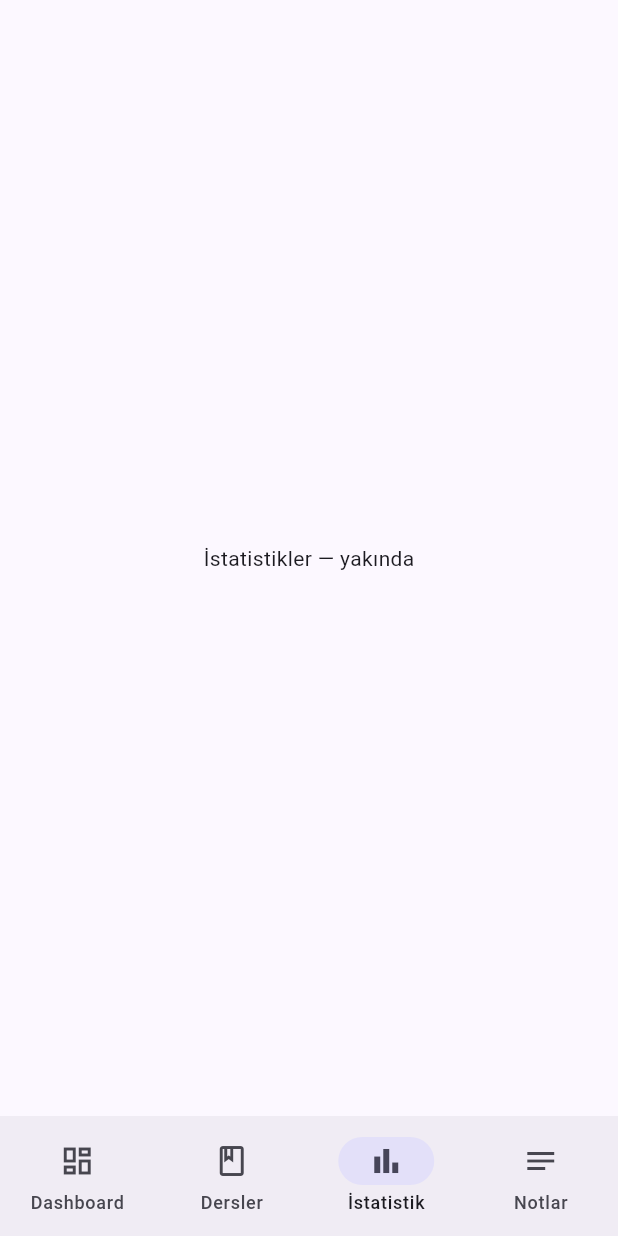
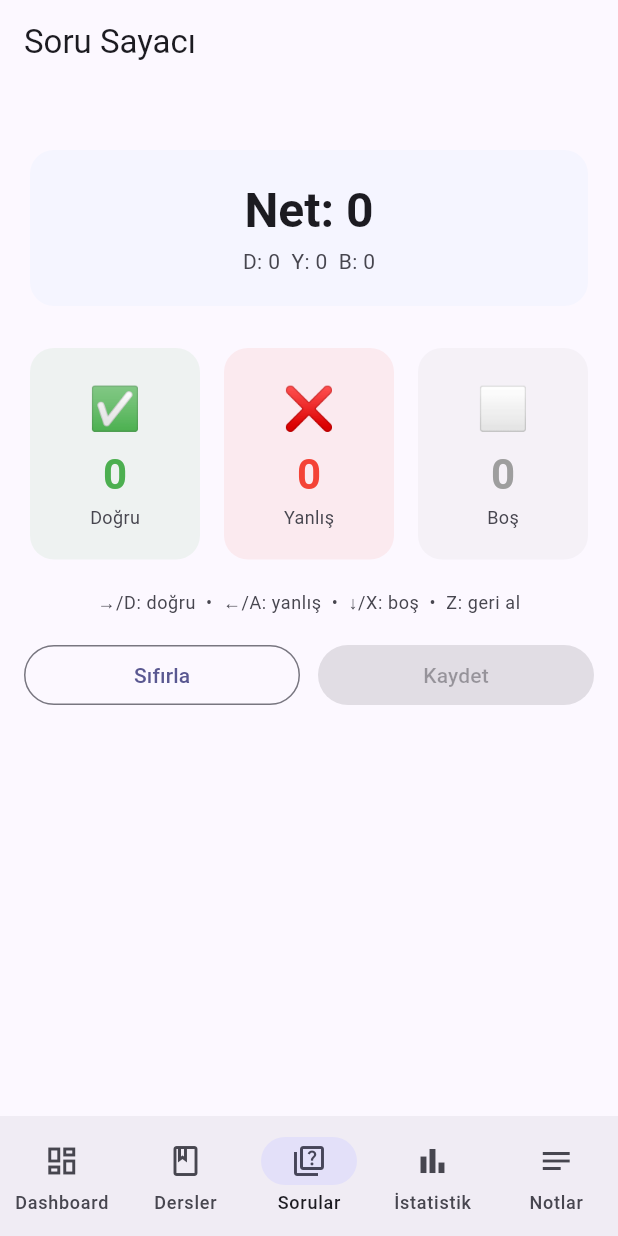
Before and after one commit to omerbayar/study-buddy-for-my-buddies, a Flutter app: the screen it shows after launch, item 3 of the bottom bar chosen, on a phone screen of 412 x 824 dp. Run offline on Flutter 3.47's test engine with Material 3 defaults, Android fonts, the phone set to English and light mode, and no system bars; our stand-ins replace hive, hive_flutter; accounts and stored records are empty.

Commit message:
feat: question counter with keyboard shortcuts
QuestionsPanel: subject selector, live net calculation (correct - wrong/4),
doğru/yanlış/boş counter buttons with long-press to decrement, save to Hive.
Today's saved logs shown below. Keyboard: →/D=doğru, ←/A=yanlış, ↓/X=boş,
Z=undo last. Added as 3rd tab in navigation.

Co-Authored-By: Claude Sonnet 4.6 <noreply@anthropic.com>

```diff
--- a/lib/main.dart
+++ b/lib/main.dart
@@ -8,6 +8,7 @@ import 'providers/timer_provider.dart';
 import 'repositories/study_repository.dart';
 import 'screens/dashboard_screen.dart';
 import 'screens/notes_screen.dart';
+import 'screens/questions_screen.dart';
 import 'screens/stats_screen.dart';
 import 'screens/subjects_screen.dart';
 import 'widgets/adaptive_scaffold.dart';
@@ -64,6 +65,11 @@ class HomeShell extends StatelessWidget {
           body: const SubjectsScreen(),
         ),
         NavDestinationConfig(
+          label: 'Sorular',
+          icon: const Icon(Icons.quiz_outlined),
+          body: const QuestionsPanel(),
+        ),
+        NavDestinationConfig(
           label: 'İstatistik',
           icon: const Icon(Icons.bar_chart_outlined),
           body: const StatsScreen(),
--- /dev/null
+++ b/lib/screens/questions_screen.dart
@@ -0,0 +1,310 @@
+import 'package:flutter/material.dart';
+import 'package:flutter/services.dart';
+import 'package:provider/provider.dart';
+import 'package:uuid/uuid.dart';
+
+import '../models/question_log.dart';
+import '../models/subject.dart';
+import '../repositories/study_repository.dart';
+
+class QuestionsPanel extends StatefulWidget {
+  const QuestionsPanel({super.key});
+
+  @override
+  State<QuestionsPanel> createState() => _QuestionsPanelState();
+}
+
+class _QuestionsPanelState extends State<QuestionsPanel> {
+  Subject? _selectedSubject;
+  int _correct = 0;
+  int _wrong = 0;
+  int _blank = 0;
+  final FocusNode _focusNode = FocusNode();
+
+  @override
+  void initState() {
+    super.initState();
+    final subjects = context.read<StudyRepository>().getSubjects();
+    if (subjects.isNotEmpty) _selectedSubject = subjects.first;
+  }
+
+  @override
+  void dispose() {
+    _focusNode.dispose();
+    super.dispose();
+  }
+
+  int get _net => _correct - (_wrong ~/ 4);
+
+  @override
+  Widget build(BuildContext context) {
+    final repo = context.read<StudyRepository>();
+    final subjects = repo.getSubjects();
+    final todayLogs = repo.getQuestionsForDate(DateTime.now());
+
+    return KeyboardListener(
+      focusNode: _focusNode,
+      autofocus: true,
+      onKeyEvent: (e) {
+        if (e is! KeyDownEvent) return;
+        final meta = HardwareKeyboard.instance.isMetaPressed ||
+            HardwareKeyboard.instance.isControlPressed;
+        if (meta) return;
+        final k = e.logicalKey;
+        if (k == LogicalKeyboardKey.arrowRight ||
+            k == LogicalKeyboardKey.keyD) {
+          setState(() => _correct++);
+        } else if (k == LogicalKeyboardKey.arrowLeft ||
+            k == LogicalKeyboardKey.keyA) {
+          setState(() => _wrong++);
+        } else if (k == LogicalKeyboardKey.arrowDown ||
+            k == LogicalKeyboardKey.keyX) {
+          setState(() => _blank++);
+        } else if (k == LogicalKeyboardKey.keyZ) {
+          _undo();
+        }
+      },
+      child: Scaffold(
+        appBar: AppBar(title: const Text('Soru Sayacı')),
+        body: SingleChildScrollView(
+          padding: const EdgeInsets.all(16),
+          child: Center(
+            child: ConstrainedBox(
+              constraints: const BoxConstraints(maxWidth: 500),
+              child: Column(
+                crossAxisAlignment: CrossAxisAlignment.stretch,
+                children: [
+                  if (subjects.isNotEmpty)
+                    DropdownButtonFormField<Subject>(
+                      initialValue: _selectedSubject,
+                      decoration: const InputDecoration(
+                        labelText: 'Ders',
+                        border: OutlineInputBorder(),
+                      ),
+                      items: subjects
+                          .map((s) => DropdownMenuItem(
+                                value: s,
+                                child: Row(children: [
+                                  Text(s.emoji),
+                                  const SizedBox(width: 8),
+                                  Text(s.name),
+                                ]),
+                              ))
+                          .toList(),
+                      onChanged: (s) => setState(() => _selectedSubject = s),
+                    ),
+                  const SizedBox(height: 24),
+                  Card(
+                    child: Padding(
+                      padding: const EdgeInsets.all(20),
+                      child: Column(
+                        children: [
+                          Text(
+                            'Net: $_net',
+                            style: Theme.of(context)
+                                .textTheme
+                                .headlineLarge
+                                ?.copyWith(fontWeight: FontWeight.bold),
+                          ),
+                          const SizedBox(height: 4),
+                          Text(
+                            'D: $_correct  Y: $_wrong  B: $_blank',
+                            style: TextStyle(
+                                color: Theme.of(context)
+                                    .colorScheme
+                                    .onSurfaceVariant),
+                          ),
+                        ],
+                      ),
+                    ),
+                  ),
+                  const SizedBox(height: 20),
+                  Row(
+                    children: [
+                      _CounterButton(
+                        label: 'Doğru',
+                        emoji: '✅',
+                        count: _correct,
+                        color: Colors.green,
+                        onTap: () => setState(() => _correct++),
+                        onLongPress: () =>
+                            setState(() => _correct = (_correct - 1).clamp(0, 9999)),
+                      ),
+                      const SizedBox(width: 8),
+                      _CounterButton(
+                        label: 'Yanlış',
+                        emoji: '❌',
+                        count: _wrong,
+                        color: Colors.red,
+                        onTap: () => setState(() => _wrong++),
+                        onLongPress: () =>
+                            setState(() => _wrong = (_wrong - 1).clamp(0, 9999)),
+                      ),
+                      const SizedBox(width: 8),
+                      _CounterButton(
+                        label: 'Boş',
+                        emoji: '⬜',
+                        count: _blank,
+                        color: Colors.grey,
+                        onTap: () => setState(() => _blank++),
+                        onLongPress: () =>
+                            setState(() => _blank = (_blank - 1).clamp(0, 9999)),
+                      ),
+                    ],
+                  ),
+                  const SizedBox(height: 16),
+                  Text(
+                    '→/D: doğru  •  ←/A: yanlış  •  ↓/X: boş  •  Z: geri al',
+                    textAlign: TextAlign.center,
+                    style: Theme.of(context).textTheme.bodySmall?.copyWith(
+                          color: Theme.of(context).colorScheme.onSurfaceVariant,
+                        ),
+                  ),
+                  const SizedBox(height: 16),
+                  Row(
+                    children: [
+                      Expanded(
+                        child: OutlinedButton(
+                          onPressed: _reset,
+                          child: const Text('Sıfırla'),
+                        ),
+                      ),
+                      const SizedBox(width: 12),
+                      Expanded(
+                        child: FilledButton(
+                          onPressed: _selectedSubject == null
+                              ? null
+                              : () => _save(repo),
+                          child: const Text('Kaydet'),
+                        ),
+                      ),
+                    ],
+                  ),
+                  if (todayLogs.isNotEmpty) ...[
+                    const SizedBox(height: 24),
+                    Text('Bugün',
+                        style: Theme.of(context).textTheme.titleMedium),
+                    const SizedBox(height: 8),
+                    ...todayLogs.map((log) => _LogTile(log: log, subjects: subjects)),
+                  ],
+                ],
+              ),
+            ),
+          ),
+        ),
+      ),
+    );
+  }
+
+  void _undo() {
+    setState(() {
+      if (_correct > 0) {
+        _correct--;
+      } else if (_wrong > 0) {
+        _wrong--;
+      } else if (_blank > 0) {
+        _blank--;
+      }
+    });
+  }
+
+  void _reset() => setState(() {
+        _correct = 0;
+        _wrong = 0;
+        _blank = 0;
+      });
+
+  Future<void> _save(StudyRepository repo) async {
+    if (_selectedSubject == null) return;
+    await repo.saveQuestionLog(QuestionLog(
+      id: const Uuid().v4(),
+      subjectId: _selectedSubject!.id,
+      date: DateTime.now(),
+      correct: _correct,
+      wrong: _wrong,
+      blank: _blank,
+    ));
+    _reset();
+    if (mounted) {
+      ScaffoldMessenger.of(context).showSnackBar(
+        const SnackBar(content: Text('Kaydedildi ✓')),
+      );
+    }
+  }
+}
+
+class _CounterButton extends StatelessWidget {
+  const _CounterButton({
+    required this.label,
+    required this.emoji,
+    required this.count,
+    required this.color,
+    required this.onTap,
+    required this.onLongPress,
+  });
+
+  final String label;
+  final String emoji;
+  final int count;
+  final Color color;
+  final VoidCallback onTap;
+  final VoidCallback onLongPress;
+
+  @override
+  Widget build(BuildContext context) {
+    return Expanded(
+      child: GestureDetector(
+        onTap: onTap,
+        onLongPress: onLongPress,
+        child: Card(
+          color: color.withAlpha(20),
+          child: Padding(
+            padding: const EdgeInsets.symmetric(vertical: 20),
+            child: Column(
+              children: [
+                Text(emoji, style: const TextStyle(fontSize: 28)),
+                const SizedBox(height: 4),
+                Text(
+                  '$count',
+                  style: TextStyle(
+                    fontSize: 28,
+                    fontWeight: FontWeight.bold,
+                    color: color,
+                  ),
+                ),
+                Text(label,
+                    style: TextStyle(
+                        color: Theme.of(context).colorScheme.onSurfaceVariant,
+                        fontSize: 12)),
+              ],
+            ),
+          ),
+        ),
+      ),
+    );
+  }
+}
+
+class _LogTile extends StatelessWidget {
+  const _LogTile({required this.log, required this.subjects});
+  final QuestionLog log;
+  final List<Subject> subjects;
+
+  @override
+  Widget build(BuildContext context) {
+    final subject =
+        subjects.where((s) => s.id == log.subjectId).firstOrNull;
+    return ListTile(
+      leading: Text(subject?.emoji ?? '📝',
+          style: const TextStyle(fontSize: 24)),
+      title: Text(subject?.name ?? 'Bilinmiyor'),
+      subtitle: Text('D:${log.correct} Y:${log.wrong} B:${log.blank}'),
+      trailing: Text(
+        'Net: ${log.net}',
+        style: TextStyle(
+            fontWeight: FontWeight.bold,
+            color: log.net > 0 ? Colors.green : Colors.red),
+      ),
+    );
+  }
+}
```
